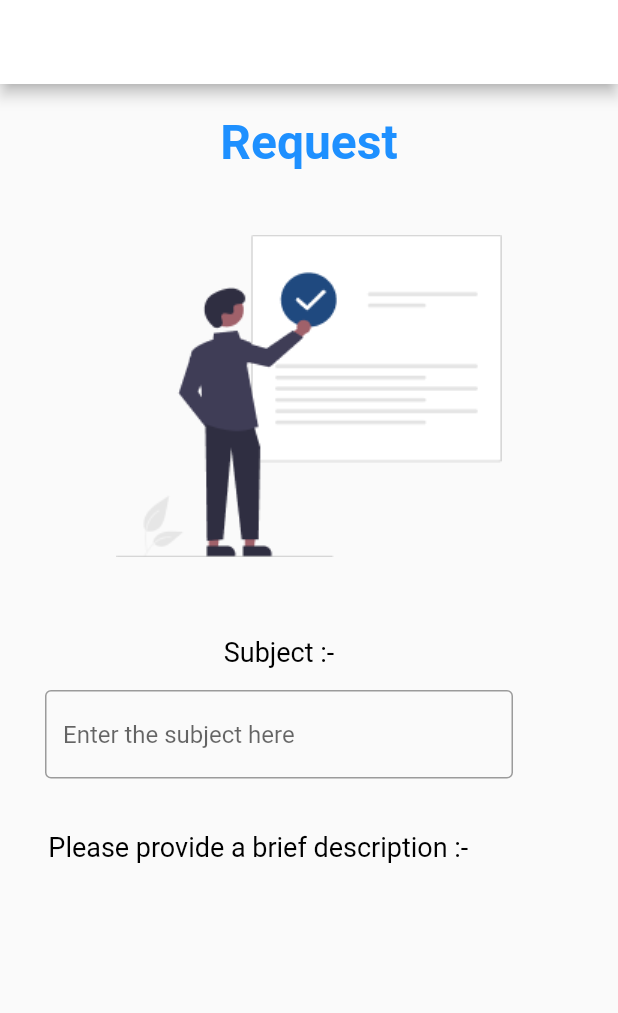
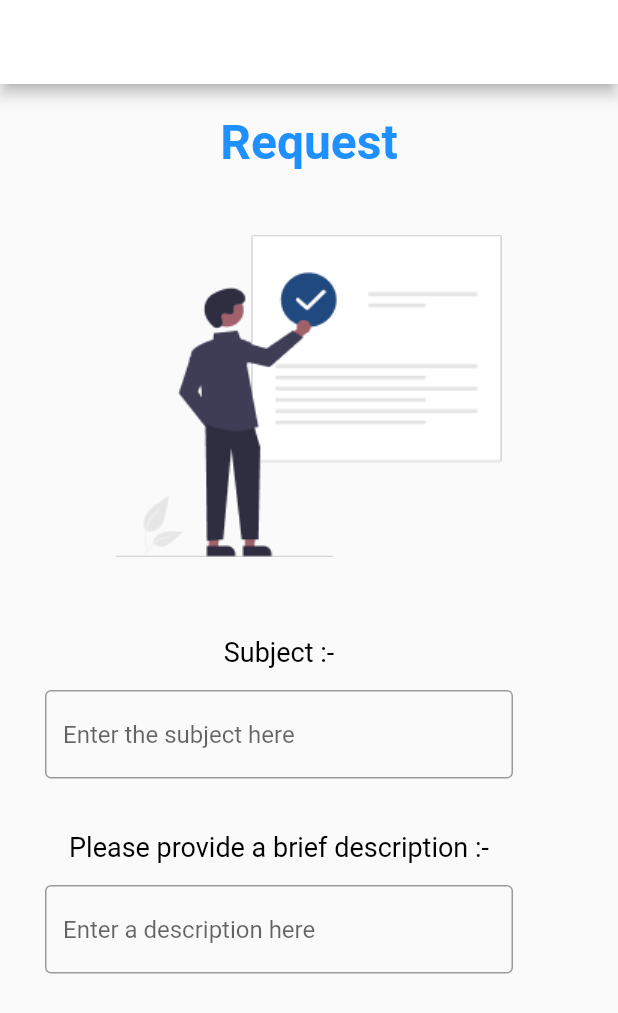
Before and after one commit to Yasodkai11/MAD, a Flutter app: the request screen opened directly, on a phone screen of 412 x 824 dp. Shown: the top 1013 px of the screen. Run offline on Flutter 3.47's test engine with Material 2 defaults, Android fonts, the phone set to English and light mode, and no system bars; our stand-ins replace firebase_auth, quickalert; missing offline and left inert: flutter_auth; accounts and stored records are empty.

Commit message:
Text Field

```diff
--- a/unity_world/lib/pages/Request/request_form.dart
+++ b/unity_world/lib/pages/Request/request_form.dart
@@ -88,7 +88,14 @@ class _requestState extends State<request> {
                     style: TextStyle(color: Colors.black, fontSize: 18),
                   ),
                   SizedBox(height: 15.0),
-
+                  TextField(
+                    decoration: InputDecoration(
+                      border: OutlineInputBorder(),
+                      hintText: 'Enter a description here',
+                    ),
+                    maxLines: 5,
+                    minLines: 1,
+                  ),
                 ],
               ),
             ),
```
